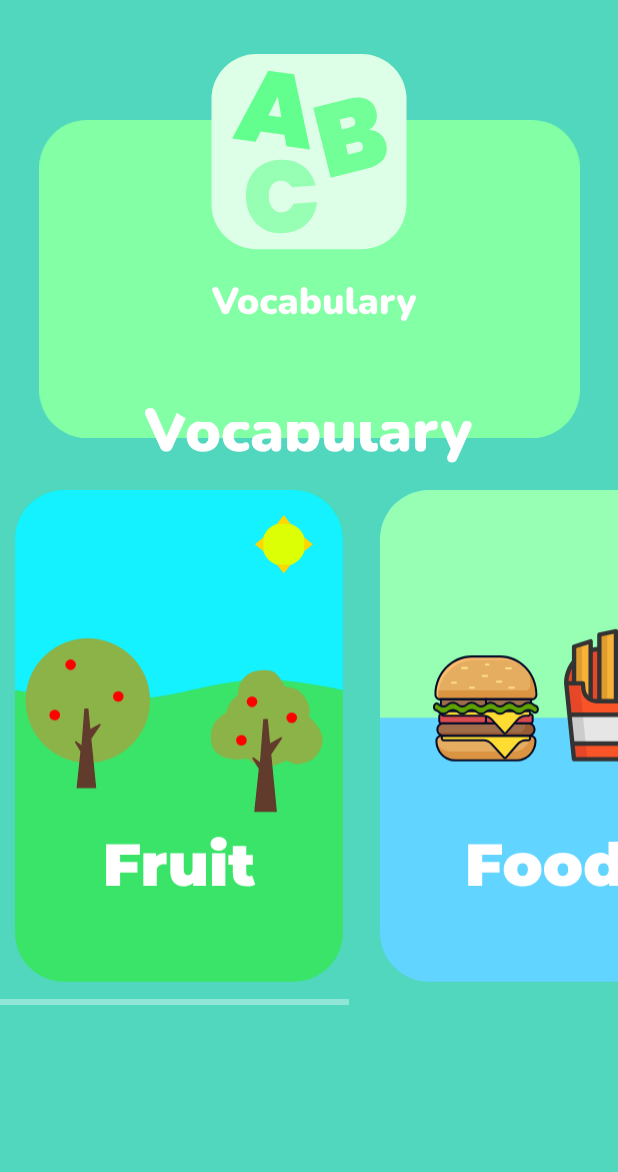
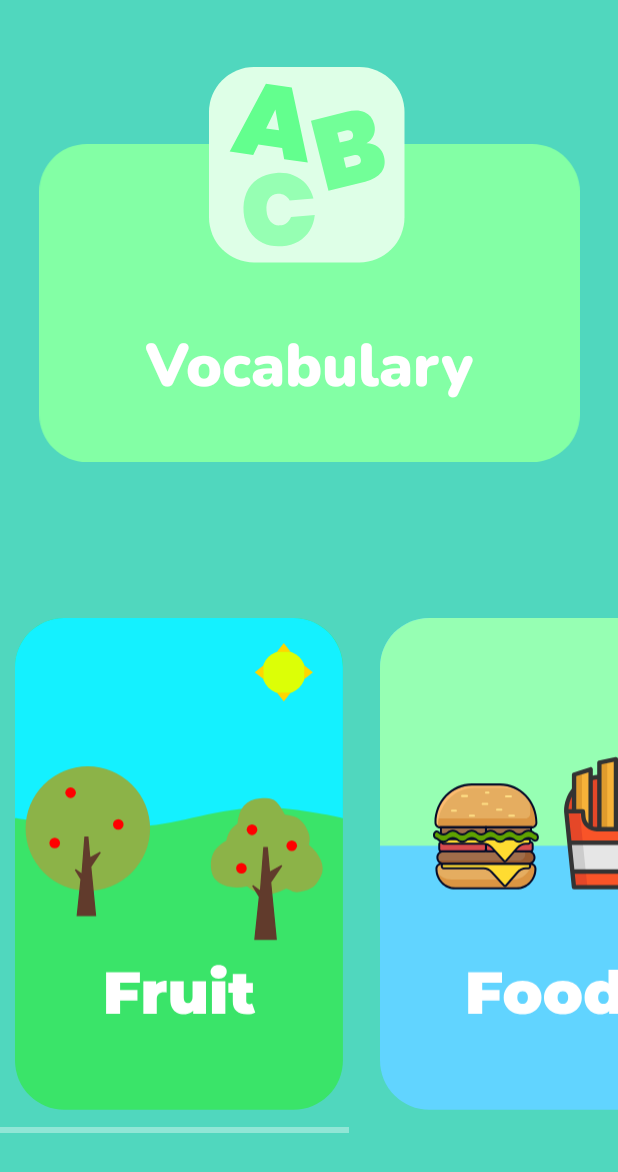
Before and after one commit to barraIhsan/Sinlish, an Android app: the VocabScreen screen opened directly, with no data from a screen before it, on a phone screen of 412 x 824 dp. Shown: the top 1172 px of the screen. Run offline under Robolectric (Android 15) with nearby library versions, the phone set to English and light mode, and no system bars.

Commit message:
fix: fix vocab screen

```diff
--- /dev/null
+++ b/app/src/main/res/drawable/vocab_header.xml
@@ -0,0 +1,18 @@
+<vector xmlns:android="http://schemas.android.com/apk/res/android"
+    android:width="133dp"
+    android:height="135dp"
+    android:viewportWidth="133"
+    android:viewportHeight="135">
+  <path
+      android:pathData="M30,0L100,0A30,30 0,0 1,130 30L130,100A30,30 0,0 1,100 130L30,130A30,30 0,0 1,0 100L0,30A30,30 0,0 1,30 0z"
+      android:fillColor="#DEFFE7"/>
+  <path
+      android:pathData="M48.64,53.84L32.78,51.61L29.41,58.47L13.76,56.27L37.85,11.14L55.05,13.56L65.7,63.57L49.98,61.36L48.64,53.84ZM46.58,42.11L44.14,28.27L37.98,40.9L46.58,42.11Z"
+      android:fillColor="#63FF8E"/>
+  <path
+      android:pathData="M104.69,50.64C107.66,50.6 110.17,51.42 112.22,53.1C114.31,54.72 115.68,56.87 116.35,59.55C117.37,63.63 116.79,67.13 114.63,70.05C112.5,72.91 108.91,74.97 103.86,76.23L79.44,82.32L67.81,35.71L91.58,29.78C96.32,28.6 100.31,28.7 103.55,30.08C106.78,31.47 108.89,34.14 109.88,38.09C110.56,40.81 110.41,43.29 109.43,45.54C108.48,47.73 106.9,49.43 104.69,50.64ZM86.96,50.23L92.62,48.82C93.94,48.49 94.84,47.99 95.32,47.31C95.85,46.62 95.98,45.72 95.7,44.63C95.42,43.49 94.88,42.73 94.09,42.37C93.34,41.95 92.3,41.91 90.98,42.24L85.32,43.65L86.96,50.23ZM97.78,65.3C99.1,64.97 100,64.49 100.5,63.85C101.02,63.16 101.15,62.25 100.86,61.1C100.3,58.87 98.73,58.07 96.14,58.72L89.49,60.37L91.13,66.96L97.78,65.3Z"
+      android:fillColor="#72FF98"/>
+  <path
+      android:pathData="M23.02,96.67C22.65,91.94 23.27,87.65 24.87,83.8C26.52,79.95 29.04,76.87 32.45,74.56C35.85,72.2 39.96,70.84 44.78,70.46C48.93,70.13 52.69,70.63 56.06,71.95C59.48,73.23 62.31,75.2 64.56,77.89C66.86,80.56 68.5,83.77 69.47,87.5L53.64,88.75C52.8,87.23 51.66,86.09 50.24,85.34C48.86,84.54 47.32,84.21 45.6,84.35C43.08,84.54 41.15,85.65 39.81,87.66C38.51,89.67 37.99,92.27 38.24,95.48C38.5,98.68 39.42,101.17 41.01,102.95C42.65,104.73 44.73,105.52 47.26,105.32C48.97,105.18 50.45,104.64 51.69,103.68C52.97,102.67 53.91,101.35 54.51,99.71L70.34,98.46C69.96,102.31 68.84,105.73 66.99,108.73C65.19,111.73 62.7,114.15 59.53,115.99C56.4,117.78 52.77,118.84 48.62,119.16C43.79,119.54 39.52,118.86 35.8,117.11C32.07,115.32 29.09,112.65 26.86,109.1C24.68,105.55 23.4,101.41 23.02,96.67Z"
+      android:fillColor="#96FFB3"/>
+</vector>
--- a/app/src/main/res/layout/activity_vocab.xml
+++ b/app/src/main/res/layout/activity_vocab.xml
@@ -11,16 +11,18 @@
         android:id="@+id/imageView9"
         android:layout_width="371dp"
         android:layout_height="212dp"
-        android:layout_marginTop="44dp"
+        app:layout_constraintBottom_toBottomOf="parent"
         app:layout_constraintEnd_toEndOf="parent"
         app:layout_constraintStart_toStartOf="parent"
-        app:layout_constraintTop_toTopOf="@+id/imageView10"
+        app:layout_constraintTop_toTopOf="parent"
+        app:layout_constraintVertical_bias="0.157"
         app:srcCompat="@drawable/vocab_rectangle" />
 
     <TextView
         android:id="@+id/textView4"
         android:layout_width="wrap_content"
         android:layout_height="wrap_content"
+        android:layout_marginBottom="36dp"
         android:fontFamily="@font/nunito_black"
         android:text="Vocabulary"
         android:textColor="#FFFFFF"
@@ -30,25 +32,13 @@
         android:textSize="40sp"
         app:layout_constraintBottom_toBottomOf="@+id/imageView9"
         app:layout_constraintEnd_toEndOf="parent"
-        app:layout_constraintHorizontal_bias="0.497"
-        app:layout_constraintStart_toStartOf="parent"
-        app:layout_constraintTop_toBottomOf="@+id/imageView10"
-        app:layout_constraintVertical_bias="0.506" />
-
-    <ImageView
-        android:id="@+id/imageView10"
-        android:layout_width="wrap_content"
-        android:layout_height="wrap_content"
-        android:layout_marginTop="36dp"
-        app:layout_constraintEnd_toEndOf="parent"
-        app:layout_constraintStart_toStartOf="parent"
-        app:layout_constraintTop_toTopOf="parent"
-        app:srcCompat="@drawable/vocab"/>
+        app:layout_constraintStart_toStartOf="parent" />
 
     <HorizontalScrollView
         android:layout_width="match_parent"
         android:layout_height="wrap_content"
         android:layout_marginTop="24dp"
+        app:layout_constraintBottom_toBottomOf="parent"
         app:layout_constraintEnd_toEndOf="parent"
         app:layout_constraintHorizontal_bias="0.0"
         app:layout_constraintStart_toStartOf="parent"
@@ -57,12 +47,12 @@
         <GridLayout
             android:layout_width="match_parent"
             android:layout_height="wrap_content"
+            android:layout_gravity="left"
             android:columnCount="3"
-            android:layout_gravity="left"
             android:rowCount="1">
 
             <ImageView
-                    android:layout_width="223dp"
+                android:layout_width="223dp"
                 android:layout_height="334dp"
                 android:layout_row="0"
                 android:layout_column="0"
@@ -80,11 +70,23 @@
             <ImageView
                 android:layout_width="223dp"
                 android:layout_height="334dp"
-                android:src="@drawable/animals"
-                android:layout_margin="10dp"/>
+                android:layout_margin="10dp"
+                android:src="@drawable/animals" />
 
 
         </GridLayout>
     </HorizontalScrollView>
 
+    <ImageView
+        android:id="@+id/imageView7"
+        android:layout_width="wrap_content"
+        android:layout_height="wrap_content"
+        android:layout_marginBottom="32dp"
+        app:layout_constraintBottom_toTopOf="@+id/textView4"
+        app:layout_constraintEnd_toEndOf="parent"
+        app:layout_constraintStart_toStartOf="parent"
+        app:layout_constraintTop_toTopOf="parent"
+        app:layout_constraintVertical_bias="0.926"
+        app:srcCompat="@drawable/vocab_header" />
+
 </androidx.constraintlayout.widget.ConstraintLayout>
```
